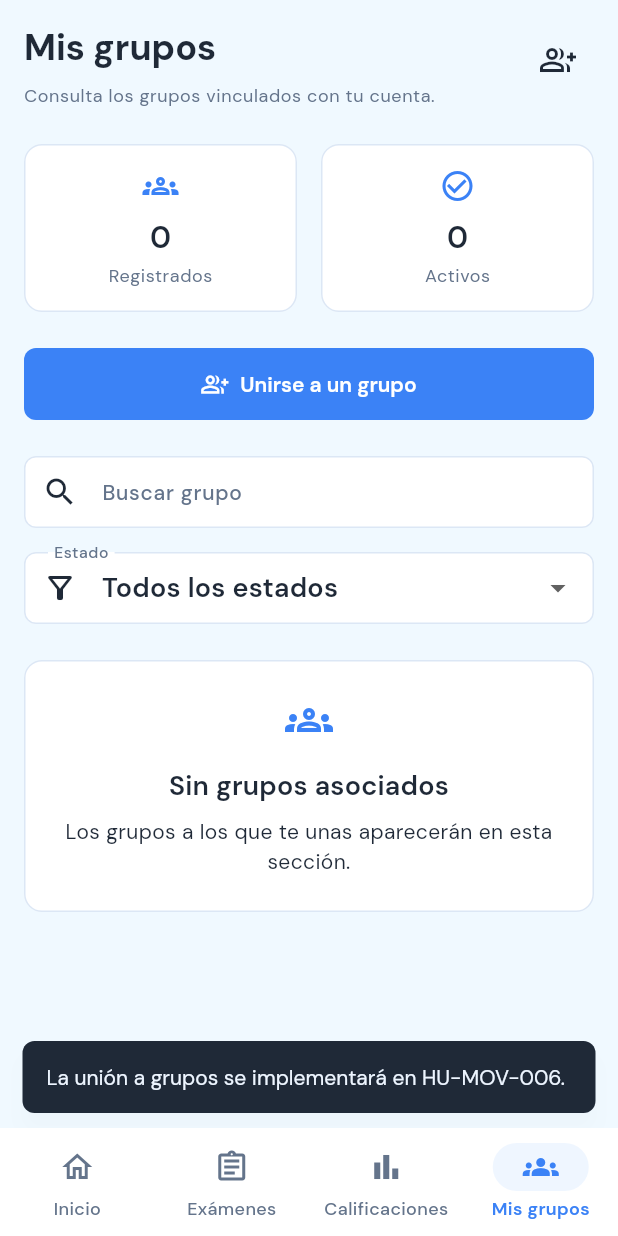
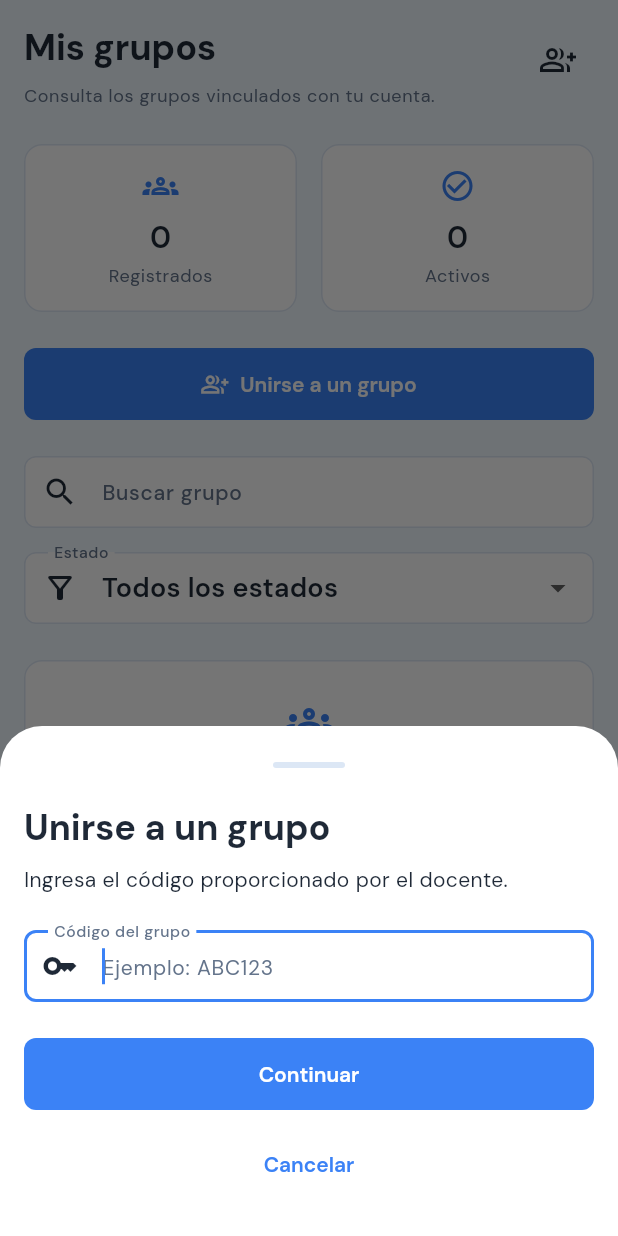
Before and after one commit to Megan-400/aplicador-evaluador-mobile, a Flutter app: the screen it shows after launch, item 4 of the bottom bar chosen, after a tap on the "group add" icon, on a phone screen of 412 x 824 dp. Run offline on Flutter 3.47's test engine with Material 3 defaults, Android fonts, the phone set to English and light mode, and no system bars.

Commit message:
feat(HU-MOV-006): implementar unión a grupo mediante código

```diff
--- /dev/null
+++ b/lib/presentation/screens/student/groups/join/join_group_code.dart
@@ -0,0 +1,61 @@
+/// Reglas provisionales para validar un código de grupo.
+///
+/// Estas reglas deberán sincronizarse con el contrato definitivo de la API.
+abstract final class JoinGroupCode {
+  static const int requiredLength = 6;
+
+  static final RegExp _validPattern = RegExp(r'^[A-Z0-9]{6}$');
+
+  /// Normaliza el valor capturado por el alumno.
+  static String normalize(String value) {
+    return value.trim().replaceAll(' ', '').toUpperCase();
+  }
+
+  /// Devuelve un mensaje cuando el código no cumple el formato esperado.
+  static String? validate(String? value) {
+    final normalized = normalize(value ?? '');
+
+    if (normalized.isEmpty) {
+      return 'Ingresa el código del grupo.';
+    }
+
+    if (normalized.length != requiredLength) {
+      return 'El código debe contener $requiredLength caracteres.';
+    }
+
+    if (!_validPattern.hasMatch(normalized)) {
+      return 'El código solo puede contener letras y números.';
+    }
+
+    return null;
+  }
+
+  /// Indica si el código tiene el formato local válido.
+  static bool isValid(String value) {
+    return validate(value) == null;
+  }
+}
+
+/// Resultado devuelto al intentar unirse a un grupo.
+enum JoinGroupResultStatus {
+  success,
+  invalidCode,
+  alreadyMember,
+  expiredCode,
+  connectionError,
+}
+
+/// Resultado del intento de unión.
+class JoinGroupResult {
+  const JoinGroupResult({
+    required this.status,
+    required this.message,
+    this.groupName,
+  });
+
+  final JoinGroupResultStatus status;
+  final String message;
+  final String? groupName;
+
+  bool get isSuccess => status == JoinGroupResultStatus.success;
+}
--- /dev/null
+++ b/lib/presentation/screens/student/groups/join/join_group_sheet.dart
@@ -0,0 +1,251 @@
+import 'package:flutter/material.dart';
+import 'package:flutter/services.dart';
+
+import '../../../../../core/theme/app_dimensions.dart';
+import '../../../../../core/theme/app_spacing.dart';
+import 'join_group_code.dart';
+
+typedef JoinGroupSubmitCallback = Future<JoinGroupResult> Function(String code);
+
+/// Formulario para solicitar la unión del alumno a un grupo.
+class JoinGroupSheet extends StatefulWidget {
+  const JoinGroupSheet({required this.onSubmit, super.key});
+
+  final JoinGroupSubmitCallback onSubmit;
+
+  @override
+  State<JoinGroupSheet> createState() => _JoinGroupSheetState();
+}
+
+class _JoinGroupSheetState extends State<JoinGroupSheet> {
+  final GlobalKey<FormState> _formKey = GlobalKey<FormState>();
+  final TextEditingController _codeController = TextEditingController();
+
+  bool _isSubmitting = false;
+  JoinGroupResult? _result;
+
+  @override
+  void dispose() {
+    _codeController.dispose();
+    super.dispose();
+  }
+
+  Future<void> _continue() async {
+    FocusScope.of(context).unfocus();
+
+    if (!(_formKey.currentState?.validate() ?? false)) {
+      return;
+    }
+
+    final code = JoinGroupCode.normalize(_codeController.text);
+
+    final confirmed = await _requestConfirmation(code);
+
+    if (!confirmed || !mounted) {
+      return;
+    }
+
+    setState(() {
+      _isSubmitting = true;
+      _result = null;
+    });
+
+    final result = await widget.onSubmit(code);
+
+    if (!mounted) {
+      return;
+    }
+
+    setState(() {
+      _isSubmitting = false;
+      _result = result;
+    });
+  }
+
+  Future<bool> _requestConfirmation(String code) async {
+    final confirmed = await showDialog<bool>(
+      context: context,
+      builder: (context) {
+        return AlertDialog(
+          title: const Text('Confirmar código'),
+          content: Text(
+            '¿Deseas solicitar tu incorporación al grupo con el código '
+            '$code?',
+          ),
+          actions: [
+            TextButton(
+              onPressed: () {
+                Navigator.of(context).pop(false);
+              },
+              child: const Text('Cancelar'),
+            ),
+            ElevatedButton(
+              onPressed: () {
+                Navigator.of(context).pop(true);
+              },
+              child: const Text('Confirmar'),
+            ),
+          ],
+        );
+      },
+    );
+
+    return confirmed ?? false;
+  }
+
+  void _normalizeCode(String value) {
+    final normalized = JoinGroupCode.normalize(value);
+
+    if (normalized == value) {
+      return;
+    }
+
+    _codeController.value = TextEditingValue(
+      text: normalized,
+      selection: TextSelection.collapsed(offset: normalized.length),
+    );
+  }
+
+  @override
+  Widget build(BuildContext context) {
+    final theme = Theme.of(context);
+
+    return SafeArea(
+      child: Padding(
+        padding: EdgeInsets.only(
+          left: AppSpacing.mobileHorizontal,
+          right: AppSpacing.mobileHorizontal,
+          top: AppSpacing.lg,
+          bottom: MediaQuery.viewInsetsOf(context).bottom + AppSpacing.lg,
+        ),
+        child: SingleChildScrollView(
+          child: Form(
+            key: _formKey,
+            child: Column(
+              mainAxisSize: MainAxisSize.min,
+              crossAxisAlignment: CrossAxisAlignment.stretch,
+              children: [
+                Center(
+                  child: Container(
+                    width: AppDimensions.minimumTouchTarget,
+                    height: 4,
+                    decoration: BoxDecoration(
+                      color: theme.colorScheme.outline,
+                      borderRadius: BorderRadius.circular(2),
+                    ),
+                  ),
+                ),
+                const SizedBox(height: AppSpacing.lg),
+                Text('Unirse a un grupo', style: theme.textTheme.headlineSmall),
+                const SizedBox(height: AppSpacing.xs),
+                Text(
+                  'Ingresa el código proporcionado por el docente.',
+                  style: theme.textTheme.bodyMedium,
+                ),
+                const SizedBox(height: AppSpacing.lg),
+                TextFormField(
+                  key: const Key('join-group-code-field'),
+                  controller: _codeController,
+                  enabled: !_isSubmitting,
+                  autofocus: true,
+                  textCapitalization: TextCapitalization.characters,
+                  textInputAction: TextInputAction.done,
+                  maxLength: JoinGroupCode.requiredLength,
+                  inputFormatters: [
+                    FilteringTextInputFormatter.allow(RegExp(r'[a-zA-Z0-9 ]')),
+                  ],
+                  decoration: const InputDecoration(
+                    labelText: 'Código del grupo',
+                    hintText: 'Ejemplo: ABC123',
+                    prefixIcon: Icon(Icons.key_outlined),
+                    counterText: '',
+                  ),
+                  validator: JoinGroupCode.validate,
+                  onChanged: _normalizeCode,
+                  onFieldSubmitted: (_) {
+                    if (!_isSubmitting) {
+                      _continue();
+                    }
+                  },
+                ),
+                if (_result != null) ...[
+                  const SizedBox(height: AppSpacing.md),
+                  _JoinGroupFeedback(result: _result!),
+                ],
+                const SizedBox(height: AppSpacing.lg),
+                ElevatedButton(
+                  key: const Key('join-group-submit-button'),
+                  onPressed: _isSubmitting ? null : _continue,
+                  child: _isSubmitting
+                      ? const SizedBox(
+                          width: AppDimensions.iconMedium,
+                          height: AppDimensions.iconMedium,
+                          child: CircularProgressIndicator(strokeWidth: 2),
+                        )
+                      : const Text('Continuar'),
+                ),
+                const SizedBox(height: AppSpacing.sm),
+                TextButton(
+                  onPressed: _isSubmitting
+                      ? null
+                      : () {
+                          Navigator.of(context).pop();
+                        },
+                  child: const Text('Cancelar'),
+                ),
+              ],
+            ),
+          ),
+        ),
+      ),
+    );
+  }
+}
+
+class _JoinGroupFeedback extends StatelessWidget {
+  const _JoinGroupFeedback({required this.result});
+
+  final JoinGroupResult result;
+
+  @override
+  Widget build(BuildContext context) {
+    final theme = Theme.of(context);
+    final colors = theme.colorScheme;
+    final success = result.isSuccess;
+
+    final color = success ? colors.primary : colors.error;
+    final icon = success ? Icons.check_circle_outline : Icons.error_outline;
+
+    return Semantics(
+      liveRegion: true,
+      child: Container(
+        padding: const EdgeInsets.all(AppSpacing.md),
+        decoration: BoxDecoration(
+          color: color.withValues(alpha: 0.10),
+          borderRadius: BorderRadius.circular(8),
+          border: Border.all(color: color.withValues(alpha: 0.35)),
+        ),
+        child: Row(
+          crossAxisAlignment: CrossAxisAlignment.start,
+          children: [
+            Icon(icon, color: color),
+            const SizedBox(width: AppSpacing.sm),
+            Expanded(
+              child: Column(
+                crossAxisAlignment: CrossAxisAlignment.start,
+                children: [
+                  Text(
+                    success ? 'Solicitud completada' : 'No fue posible unirse',
+                    style: theme.textTheme.titleMedium,
+                  ),
+                  const SizedBox(height: AppSpacing.xxs),
+                  Text(result.message, style: theme.textTheme.bodyMedium),
+                ],
+              ),
+            ),
+          ],
+        ),
+      ),
+    );
+  }
+}
--- a/lib/presentation/screens/student/groups/student_groups_screen.dart
+++ b/lib/presentation/screens/student/groups/student_groups_screen.dart
@@ -4,6 +4,8 @@ import '../../../../core/theme/app_dimensions.dart';
 import '../../../../core/theme/app_spacing.dart';
 import '../../../../domain/entities/student_group_summary.dart';
 import 'widgets/student_group_card.dart';
+import 'join/join_group_code.dart';
+import 'join/join_group_sheet.dart';
 
 /// Pantalla de consulta y filtrado de grupos del alumno.
 class StudentGroupsScreen extends StatefulWidget {
@@ -60,7 +62,7 @@ class _StudentGroupsScreenState extends State<StudentGroupsScreen> {
     });
   }
 
-  void _requestJoinGroup() {
+  Future<void> _requestJoinGroup() async {
     final callback = widget.onJoinGroup;
 
     if (callback != null) {
@@ -68,10 +70,22 @@ class _StudentGroupsScreenState extends State<StudentGroupsScreen> {
       return;
     }
 
-    ScaffoldMessenger.of(context).showSnackBar(
-      const SnackBar(
-        content: Text('La unión a grupos se implementará en HU-MOV-006.'),
-      ),
+    await showModalBottomSheet<void>(
+      context: context,
+      isScrollControlled: true,
+      useSafeArea: true,
+      builder: (context) {
+        return JoinGroupSheet(
+          onSubmit: (code) async {
+            return const JoinGroupResult(
+              status: JoinGroupResultStatus.connectionError,
+              message:
+                  'La conexión con el servicio de grupos todavía no está '
+                  'disponible.',
+            );
+          },
+        );
+      },
     );
   }
 
@@ -274,7 +288,8 @@ class _EmptyGroupsState extends StatelessWidget {
     return const _GroupMessageCard(
       icon: Icons.groups_outlined,
       title: 'Sin grupos asociados',
-      description: 'Los grupos a los que te unas aparecerán en esta sección.',
+      description:
+          'Los grupos a los que te unas aparecerán en esta sección.',
     );
   }
 }
```
Also changed, not shown: 2 other files.
